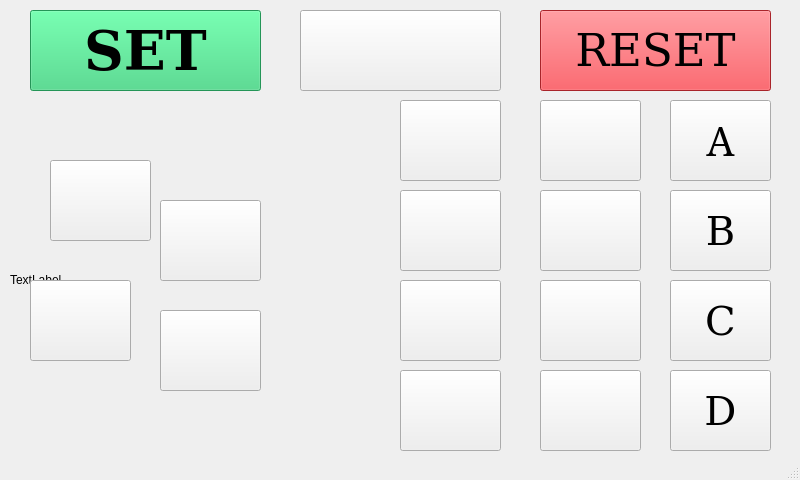
Above: mainwindow.ui from ImanMHN/Dental_Unit before the change. Below: the same form after it.
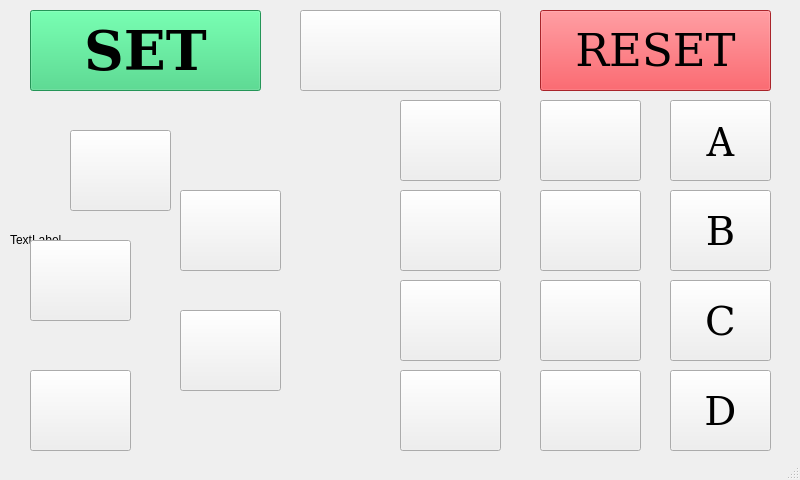
That is the form after the change.

The edit to the form file:
```diff
--- a/mainwindow.ui
+++ b/mainwindow.ui
@@ -216,7 +216,7 @@
     <property name="geometry">
      <rect>
       <x>10</x>
-      <y>180</y>
+      <y>140</y>
       <width>350</width>
       <height>200</height>
      </rect>
@@ -1161,8 +1161,8 @@
    <widget class="QPushButton" name="ChairUpward_PB">
     <property name="geometry">
      <rect>
-      <x>160</x>
-      <y>200</y>
+      <x>180</x>
+      <y>190</y>
       <width>101</width>
       <height>81</height>
      </rect>
@@ -1179,7 +1179,7 @@
    <widget class="QPushButton" name="ChairDownward_PB">
     <property name="geometry">
      <rect>
-      <x>160</x>
+      <x>180</x>
       <y>310</y>
       <width>101</width>
       <height>81</height>
@@ -1197,8 +1197,8 @@
    <widget class="QPushButton" name="BackrestForward_PB">
     <property name="geometry">
      <rect>
-      <x>50</x>
-      <y>160</y>
+      <x>70</x>
+      <y>130</y>
       <width>101</width>
       <height>81</height>
      </rect>
@@ -1216,7 +1216,7 @@
     <property name="geometry">
      <rect>
       <x>30</x>
-      <y>280</y>
+      <y>240</y>
       <width>101</width>
       <height>81</height>
      </rect>
@@ -1243,6 +1243,40 @@
      <string/>
     </property>
    </widget>
+   <widget class="QPushButton" name="FilmViewer_PB">
+    <property name="geometry">
+     <rect>
+      <x>30</x>
+      <y>370</y>
+      <width>101</width>
+      <height>81</height>
+     </rect>
+    </property>
+    <property name="text">
+     <string/>
+    </property>
+   </widget>
+   <zorder>Unit_Label</zorder>
+   <zorder>PresetPositionGroupA_PB</zorder>
+   <zorder>PresetPositionGroupB_PB</zorder>
+   <zorder>PresetPositionGroupD_PB</zorder>
+   <zorder>PresetPositionGroupC_PB</zorder>
+   <zorder>PresetPosition2_PB</zorder>
+   <zorder>PresetPosition1_PB</zorder>
+   <zorder>RinsingPosition_PB</zorder>
+   <zorder>PresetPosition3_PB</zorder>
+   <zorder>BowlRinsing_PB</zorder>
+   <zorder>CupFiller_PB</zorder>
+   <zorder>OperatingLight_PB</zorder>
+   <zorder>WaterHeater_PB</zorder>
+   <zorder>Reset_PB</zorder>
+   <zorder>Setting_PB</zorder>
+   <zorder>ChairUpward_PB</zorder>
+   <zorder>ChairDownward_PB</zorder>
+   <zorder>BackrestForward_PB</zorder>
+   <zorder>BackrestBackward_PB</zorder>
+   <zorder>CallAssist_PB</zorder>
+   <zorder>FilmViewer_PB</zorder>
   </widget>
   <widget class="QMenuBar" name="menubar">
    <property name="geometry">
```
